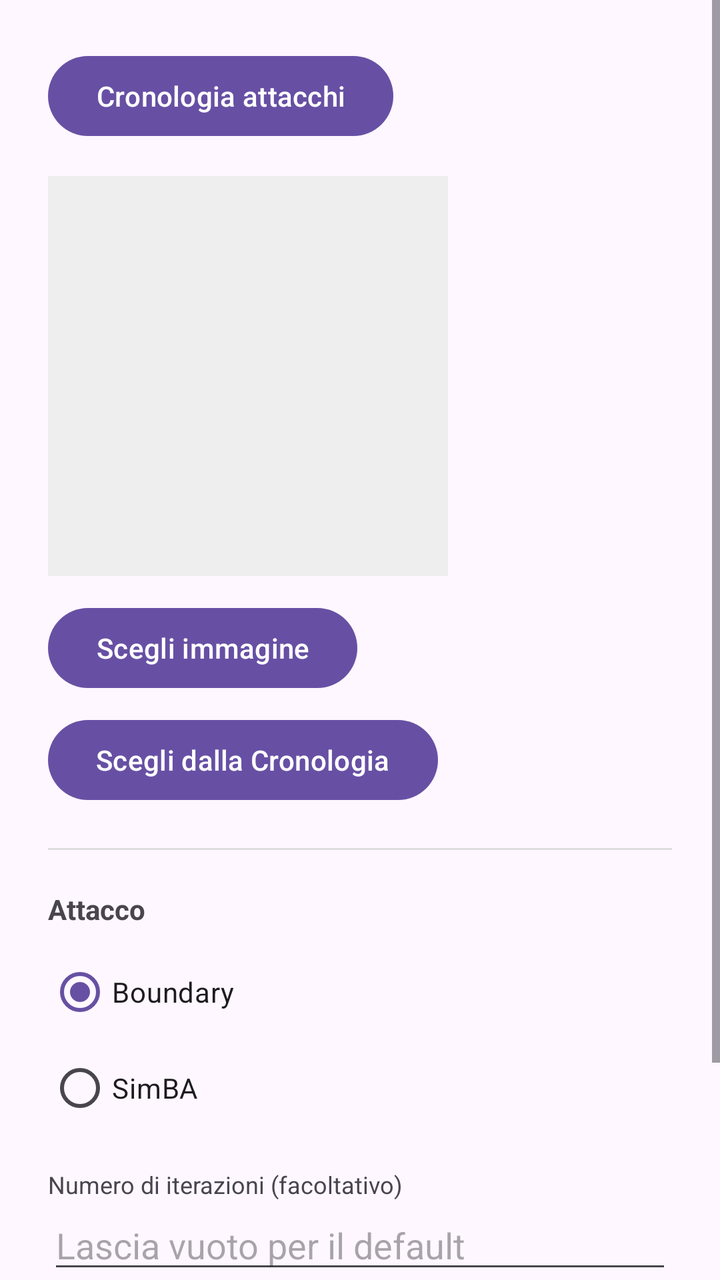
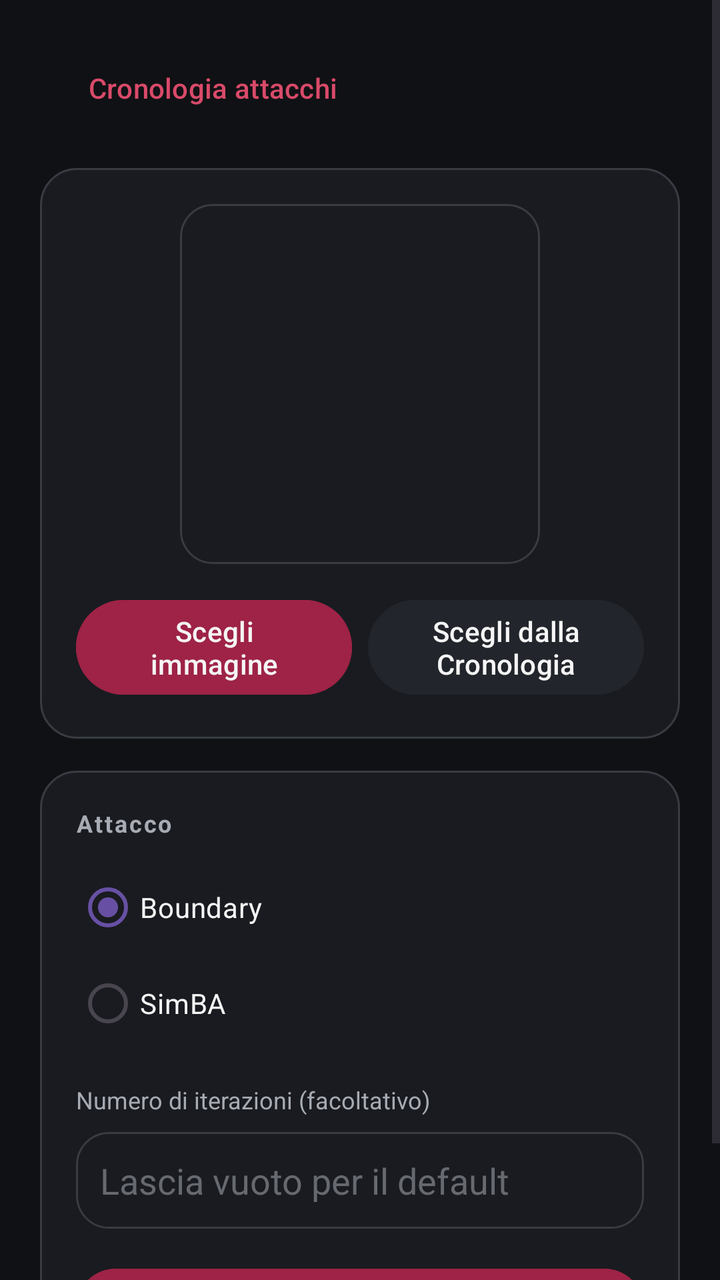

An Android layout rendered at two revisions. The XML below is the earlier revision; the diff shows what the commit changed to produce the second picture.
<!-- AndroidManifest.xml: application theme Theme.MyApp -->
<!-- res/layout/fragment_adversarial_test.xml -->
<?xml version="1.0" encoding="utf-8"?>
<ScrollView xmlns:android="http://schemas.android.com/apk/res/android"
    android:layout_width="match_parent"
    android:layout_height="match_parent">

    <LinearLayout
        android:layout_width="match_parent"
        android:layout_height="wrap_content"
        android:orientation="vertical"
        android:padding="24dp">

        <Button
            android:id="@+id/buttonAdvHistory"
            android:layout_width="wrap_content"
            android:layout_height="wrap_content"
            android:layout_marginBottom="16dp"
            android:text="@string/adv_view_history" />

        <ImageView
            android:id="@+id/imageAdvPreview"
            android:layout_width="200dp"
            android:layout_height="200dp"
            android:background="#EEEEEE"
            android:scaleType="centerCrop"
            android:contentDescription="@string/adv_image_preview_description" />

        <Button
            android:id="@+id/buttonAdvPickImage"
            android:layout_width="wrap_content"
            android:layout_height="wrap_content"
            android:layout_marginTop="12dp"
            android:text="@string/adv_pick_image" />

        <Button
            android:id="@+id/buttonAdvPickFromHistory"
            android:layout_width="wrap_content"
            android:layout_height="wrap_content"
            android:layout_marginTop="8dp"
            android:text="@string/adv_pick_from_history" />

        <View
            android:layout_width="match_parent"
            android:layout_height="1dp"
            android:layout_marginVertical="20dp"
            android:background="#DDDDDD" />

        <TextView
            android:layout_width="wrap_content"
            android:layout_height="wrap_content"
            android:text="@string/adv_section_attack"
            android:textStyle="bold"
            android:textSize="14sp" />

        <RadioGroup
            android:id="@+id/radioGroupAttack"
            android:layout_width="wrap_content"
            android:layout_height="wrap_content"
            android:layout_marginTop="8dp">

            <RadioButton
                android:id="@+id/radioAttackBoundary"
                android:layout_width="wrap_content"
                android:layout_height="wrap_content"
                android:checked="true"
                android:text="@string/adv_attack_boundary" />

            <RadioButton
                android:id="@+id/radioAttackSimba"
                android:layout_width="wrap_content"
                android:layout_height="wrap_content"
                android:text="@string/adv_attack_simba" />

        </RadioGroup>

        <TextView
            android:layout_width="wrap_content"
            android:layout_height="wrap_content"
            android:layout_marginTop="16dp"
            android:text="@string/adv_max_iter_label"
            android:textSize="12sp" />

        <EditText
            android:id="@+id/editMaxIter"
            android:layout_width="match_parent"
            android:layout_height="wrap_content"
            android:inputType="number"
            android:hint="@string/adv_max_iter_hint" />

        <Button
            android:id="@+id/buttonRunAttack"
            android:layout_width="wrap_content"
            android:layout_height="wrap_content"
            android:layout_marginTop="16dp"
            android:text="@string/adv_run_attack" />

        <LinearLayout
            android:id="@+id/layoutAdvProgress"
            android:layout_width="match_parent"
            android:layout_height="wrap_content"
            android:orientation="horizontal"
            android:gravity="center_vertical"
            android:layout_marginTop="12dp"
            android:visibility="gone">

            <ProgressBar
                android:layout_width="24dp"
                android:layout_height="24dp" />

            <TextView
                android:layout_width="wrap_content"
                android:layout_height="wrap_content"
                android:layout_marginStart="12dp"
                android:text="@string/adv_running" />

        </LinearLayout>

        <TextView
            android:id="@+id/textAdvAttackStarted"
            android:layout_width="match_parent"
            android:layout_height="wrap_content"
            android:layout_marginTop="12dp"
            android:textColor="#2E7D32"
            android:visibility="gone" />

        <TextView
            android:id="@+id/textAdvError"
            android:layout_width="match_parent"
            android:layout_height="wrap_content"
            android:layout_marginTop="12dp"
            android:textColor="#C62828"
            android:visibility="gone" />

        <View
            android:layout_width="match_parent"
            android:layout_height="1dp"
            android:layout_marginVertical="20dp"
            android:background="#DDDDDD" />

        <LinearLayout
            android:id="@+id/layoutAdvResult"
            android:layout_width="match_parent"
            android:layout_height="wrap_content"
            android:orientation="vertical"
            android:visibility="gone">

            <TextView
                android:layout_width="wrap_content"
                android:layout_height="wrap_content"
                android:text="@string/adv_section_result"
                android:textStyle="bold"
                android:textSize="14sp" />

            <TextView
                android:id="@+id/textAdvOutcome"
                android:layout_width="wrap_content"
                android:layout_height="wrap_content"
                android:layout_marginTop="8dp"
                android:textSize="16sp"
                android:textStyle="bold" />

            <LinearLayout
                android:layout_width="match_parent"
                android:layout_height="wrap_content"
                android:orientation="horizontal"
                android:layout_marginTop="12dp">

                <LinearLayout
                    android:layout_width="0dp"
                    android:layout_height="wrap_content"
                    android:layout_weight="1"
                    android:orientation="vertical"
                    android:gravity="center_horizontal">

                    <TextView
                        android:layout_width="wrap_content"
                        android:layout_height="wrap_content"
                        android:text="@string/adv_original_label"
                        android:textSize="12sp" />

                    <ImageView
                        android:id="@+id/imageAdvOriginal"
                        android:layout_width="140dp"
                        android:layout_height="140dp"
                        android:layout_marginTop="4dp"
                        android:scaleType="centerCrop"
                        android:clickable="true"
                        android:focusable="true"
                        android:foreground="?attr/selectableItemBackground"
                        android:contentDescription="@string/adv_original_label" />

                    <TextView
                        android:id="@+id/textAdvOriginalLabel"
                        android:layout_width="wrap_content"
                        android:layout_height="wrap_content"
                        android:layout_marginTop="4dp"
                        android:textSize="13sp" />

                </LinearLayout>

                <LinearLayout
                    android:layout_width="0dp"
                    android:layout_height="wrap_content"
                    android:layout_weight="1"
                    android:orientation="vertical"
                    android:gravity="center_horizontal">

                    <TextView
                        android:layout_width="wrap_content"
                        android:layout_height="wrap_content"
                        android:text="@string/adv_adversarial_label" />

                    <ImageView
                        android:id="@+id/imageAdvPerturbed"
                        android:layout_width="140dp"
                        android:layout_height="140dp"
                        android:layout_marginTop="4dp"
                        android:scaleType="centerCrop"
                        android:clickable="true"
                        android:focusable="true"
                        android:foreground="?attr/selectableItemBackground"
                        android:contentDescription="@string/adv_adversarial_label" />

                    <TextView
                        android:id="@+id/textAdvAdversarialLabel"
                        android:layout_width="wrap_content"
                        android:layout_height="wrap_content"
                        android:layout_marginTop="4dp"
                        android:textSize="13sp" />

                </LinearLayout>

            </LinearLayout>

            <TextView
                android:layout_width="wrap_content"
                android:layout_height="wrap_content"
                android:layout_marginTop="20dp"
                android:text="@string/adv_section_probabilities_original"
                android:textStyle="bold"
                android:textSize="13sp" />

            <LinearLayout
                android:id="@+id/containerProbsOriginal"
                android:layout_width="match_parent"
                android:layout_height="wrap_content"
                android:orientation="vertical"
                android:layout_marginTop="8dp" />

            <TextView
                android:layout_width="wrap_content"
                android:layout_height="wrap_content"
                android:layout_marginTop="16dp"
                android:text="@string/adv_section_probabilities_adversarial"
                android:textStyle="bold"
                android:textSize="13sp" />

            <LinearLayout
                android:id="@+id/containerProbsAdversarial"
                android:layout_width="match_parent"
                android:layout_height="wrap_content"
                android:orientation="vertical"
                android:layout_marginTop="8dp" />

        </LinearLayout>

    </LinearLayout>

</ScrollView>
<!-- resources referenced by this layout -->
<resources>
  <string name="adv_adversarial_label">Dopo l\'attacco</string>
  <string name="adv_attack_boundary">Boundary</string>
  <string name="adv_attack_simba">SimBA</string>
  <string name="adv_image_preview_description">Anteprima immagine selezionata</string>
  <string name="adv_max_iter_hint">Lascia vuoto per il default</string>
  <string name="adv_max_iter_label">Numero di iterazioni (facoltativo)</string>
  <string name="adv_original_label">Originale</string>
  <string name="adv_pick_from_history">Scegli dalla Cronologia</string>
  <string name="adv_pick_image">Scegli immagine</string>
  <string name="adv_run_attack">Esegui attacco</string>
  <string name="adv_running">Attacco in corso, può richiedere alcuni minuti…</string>
  <string name="adv_section_attack">Attacco</string>
  <string name="adv_section_probabilities_adversarial">Probabilità dopo l\'attacco</string>
  <string name="adv_section_probabilities_original">Probabilità originali</string>
  <string name="adv_section_result">Risultato</string>
  <string name="adv_view_history">Cronologia attacchi</string>
  <style name="Theme.MyApp" parent="Base.Theme.MyApp" />
  <style name="Base.Theme.MyApp" parent="Theme.Material3.DayNight.NoActionBar">
          
          
      </style>
</resources>

<!-- the commit's change to res/layout/fragment_adversarial_test.xml (unified diff, before → after) -->
@@ -1,97 +1,148 @@
 <?xml version="1.0" encoding="utf-8"?>
 <ScrollView xmlns:android="http://schemas.android.com/apk/res/android"
     android:layout_width="match_parent"
-    android:layout_height="match_parent">
+    android:layout_height="match_parent"
+    android:background="@color/background_main">
 
     <LinearLayout
         android:layout_width="match_parent"
         android:layout_height="wrap_content"
         android:orientation="vertical"
-        android:padding="24dp">
+        android:padding="20dp">
 
         <Button
             android:id="@+id/buttonAdvHistory"
             android:layout_width="wrap_content"
             android:layout_height="wrap_content"
             android:layout_marginBottom="16dp"
+            android:background="@android:color/transparent"
+            android:textColor="@color/primary_light"
             android:text="@string/adv_view_history" />
 
-        <ImageView
-            android:id="@+id/imageAdvPreview"
-            android:layout_width="200dp"
-            android:layout_height="200dp"
-            android:background="#EEEEEE"
-            android:scaleType="centerCrop"
-            android:contentDescription="@string/adv_image_preview_description" />
-
-        <Button
-            android:id="@+id/buttonAdvPickImage"
-            android:layout_width="wrap_content"
-            android:layout_height="wrap_content"
-            android:layout_marginTop="12dp"
-            android:text="@string/adv_pick_image" />
-
-        <Button
-            android:id="@+id/buttonAdvPickFromHistory"
-            android:layout_width="wrap_content"
-            android:layout_height="wrap_content"
-            android:layout_marginTop="8dp"
-            android:text="@string/adv_pick_from_history" />
-
-        <View
-            android:layout_width="match_parent"
-            android:layout_height="1dp"
-            android:layout_marginVertical="20dp"
-            android:background="#DDDDDD" />
-
-        <TextView
-            android:layout_width="wrap_content"
-            android:layout_height="wrap_content"
-            android:text="@string/adv_section_attack"
-            android:textStyle="bold"
-            android:textSize="14sp" />
-
-        <RadioGroup
-            android:id="@+id/radioGroupAttack"
-            android:layout_width="wrap_content"
-            android:layout_height="wrap_content"
-            android:layout_marginTop="8dp">
-
-            <RadioButton
-                android:id="@+id/radioAttackBoundary"
-                android:layout_width="wrap_content"
-                android:layout_height="wrap_content"
-                android:checked="true"
-                android:text="@string/adv_attack_boundary" />
-
-            <RadioButton
-                android:id="@+id/radioAttackSimba"
-                android:layout_width="wrap_content"
-                android:layout_height="wrap_content"
-                android:text="@string/adv_attack_simba" />
-
-        </RadioGroup>
-
-        <TextView
-            android:layout_width="wrap_content"
-            android:layout_height="wrap_content"
-            android:layout_marginTop="16dp"
-            android:text="@string/adv_max_iter_label"
-            android:textSize="12sp" />
-
-        <EditText
-            android:id="@+id/editMaxIter"
-            android:layout_width="match_parent"
-            android:layout_height="wrap_content"
-            android:inputType="number"
-            android:hint="@string/adv_max_iter_hint" />
-
-        <Button
-            android:id="@+id/buttonRunAttack"
-            android:layout_width="wrap_content"
-            android:layout_height="wrap_content"
-            android:layout_marginTop="16dp"
-            android:text="@string/adv_run_attack" />
+        
+
+        <LinearLayout
+            android:layout_width="match_parent"
+            android:layout_height="wrap_content"
+            android:background="@drawable/bg_forensic_card"
+            android:orientation="vertical"
+            android:padding="18dp"
+            android:gravity="center_horizontal">
+
+            <ImageView
+                android:id="@+id/imageAdvPreview"
+                android:layout_width="180dp"
+                android:layout_height="180dp"
+                android:background="@drawable/bg_history_item"
+                android:scaleType="centerCrop"
+                android:contentDescription="@string/adv_image_preview_description" />
+
+            <LinearLayout
+                android:layout_width="match_parent"
+                android:layout_height="wrap_content"
+                android:orientation="horizontal"
+                android:layout_marginTop="14dp">
+
+                <Button
+                    android:id="@+id/buttonAdvPickImage"
+                    android:layout_width="0dp"
+                    android:layout_height="wrap_content"
+                    android:layout_weight="1"
+                    android:layout_marginEnd="4dp"
+                    android:backgroundTint="@color/primary"
+                    android:textColor="@color/text_primary"
+                    android:text="@string/adv_pick_image" />
+
+                <Button
+                    android:id="@+id/buttonAdvPickFromHistory"
+                    android:layout_width="0dp"
+                    android:layout_height="wrap_content"
+                    android:layout_weight="1"
+                    android:layout_marginStart="4dp"
+                    android:backgroundTint="@color/background_surface_2"
+                    android:textColor="@color/text_primary"
+                    android:text="@string/adv_pick_from_history" />
+
+            </LinearLayout>
+
+        </LinearLayout>
+
+        
+
+        <LinearLayout
+            android:layout_width="match_parent"
+            android:layout_height="wrap_content"
+            android:layout_marginTop="16dp"
+            android:background="@drawable/bg_forensic_card"
+            android:orientation="vertical"
+            android:padding="18dp">
+
+            <TextView
+                android:layout_width="wrap_content"
+                android:layout_height="wrap_content"
+                android:text="@string/adv_section_attack"
+                android:textColor="@color/text_secondary"
+                android:textStyle="bold"
+                android:textSize="12sp"
+                android:letterSpacing="0.08" />
+
+            <RadioGroup
+                android:id="@+id/radioGroupAttack"
+                android:layout_width="wrap_content"
+                android:layout_height="wrap_content"
+                android:layout_marginTop="10dp">
+
+                <RadioButton
+                    android:id="@+id/radioAttackBoundary"
+                    android:layout_width="wrap_content"
+                    android:layout_height="wrap_content"
+                    android:checked="true"
+                    android:textColor="@color/text_primary"
+                    android:buttonTint="@color/primary_light"
+                    android:text="@string/adv_attack_boundary" />
+
+                <RadioButton
+                    android:id="@+id/radioAttackSimba"
+                    android:layout_width="wrap_content"
+                    android:layout_height="wrap_content"
+                    android:textColor="@color/text_primary"
+                    android:buttonTint="@color/primary_light"
+                    android:text="@string/adv_attack_simba" />
+
+            </RadioGroup>
+
+            <TextView
+                android:layout_width="wrap_content"
+                android:layout_height="wrap_content"
+                android:layout_marginTop="16dp"
+                android:text="@string/adv_max_iter_label"
+                android:textColor="@color/text_secondary"
+                android:textSize="12sp" />
+
+            <EditText
+                android:id="@+id/editMaxIter"
+                android:layout_width="match_parent"
+                android:layout_height="wrap_content"
+                android:layout_marginTop="8dp"
+                android:background="@drawable/bg_history_item"
+                android:padding="12dp"
+                android:inputType="number"
+                android:textColor="@color/text_primary"
+                android:textColorHint="@color/text_disabled"
+                android:hint="@string/adv_max_iter_hint" />
+
+            <Button
+                android:id="@+id/buttonRunAttack"
+                android:layout_width="match_parent"
+                android:layout_height="wrap_content"
+                android:layout_marginTop="16dp"
+                android:backgroundTint="@color/primary"
+                android:textColor="@color/text_primary"
+                android:text="@string/adv_run_attack" />
+
+        </LinearLayout>
+
+        
 
         <LinearLayout
             android:id="@+id/layoutAdvProgress"
@@ -99,17 +150,19 @@
             android:layout_height="wrap_content"
             android:orientation="horizontal"
             android:gravity="center_vertical"
-            android:layout_marginTop="12dp"
+            android:layout_marginTop="16dp"
             android:visibility="gone">
 
             <ProgressBar
                 android:layout_width="24dp"
-                android:layout_height="24dp" />
+                android:layout_height="24dp"
+                android:indeterminateTint="@color/primary_light" />
 
             <TextView
                 android:layout_width="wrap_content"
                 android:layout_height="wrap_content"
                 android:layout_marginStart="12dp"
+                android:textColor="@color/text_secondary"
                 android:text="@string/adv_running" />
 
         </LinearLayout>
@@ -118,37 +171,38 @@
             android:id="@+id/textAdvAttackStarted"
             android:layout_width="match_parent"
             android:layout_height="wrap_content"
-            android:layout_marginTop="12dp"
-            android:textColor="#2E7D32"
+            android:layout_marginTop="16dp"
+            android:textColor="@color/status_success"
             android:visibility="gone" />
 
         <TextView
             android:id="@+id/textAdvError"
             android:layout_width="match_parent"
             android:layout_height="wrap_content"
-            android:layout_marginTop="12dp"
-            android:textColor="#C62828"
+            android:layout_marginTop="16dp"
+            android:textColor="@color/status_error"
             android:visibility="gone" />
 
-        <View
-            android:layout_width="match_parent"
-            android:layout_height="1dp"
-            android:layout_marginVertical="20dp"
-            android:background="#DDDDDD" />
+        
 
         <LinearLayout
             android:id="@+id/layoutAdvResult"
             android:layout_width="match_parent"
             android:layout_height="wrap_content"
+            android:layout_marginTop="16dp"
+            android:background="@drawable/bg_result_card"
             android:orientation="vertical"
+            android:padding="18dp"
             android:visibility="gone">
 
             <TextView
                 android:layout_width="wrap_content"
                 android:layout_height="wrap_content"
                 android:text="@string/adv_section_result"
+                android:textColor="@color/text_secondary"
                 android:textStyle="bold"
-                android:textSize="14sp" />
+                android:textSize="12sp"
+                android:letterSpacing="0.08" />
 
             <TextView
                 android:id="@+id/textAdvOutcome"
@@ -162,7 +216,7 @@
                 android:layout_width="match_parent"
                 android:layout_height="wrap_content"
                 android:orientation="horizontal"
-                android:layout_marginTop="12dp">
+                android:layout_marginTop="14dp">
 
                 <LinearLayout
                     android:layout_width="0dp"
@@ -175,13 +229,15 @@
                         android:layout_width="wrap_content"
                         android:layout_height="wrap_content"
                         android:text="@string/adv_original_label"
+                        android:textColor="@color/text_secondary"
                         android:textSize="12sp" />
 
                     <ImageView
                         android:id="@+id/imageAdvOriginal"
                         android:layout_width="140dp"
                         android:layout_height="140dp"
-                        android:layout_marginTop="4dp"
+                        android:layout_marginTop="6dp"
+                        android:background="@color/background_surface_2"
                         android:scaleType="centerCrop"
                         android:clickable="true"
                         android:focusable="true"
@@ -192,8 +248,10 @@
                         android:id="@+id/textAdvOriginalLabel"
                         android:layout_width="wrap_content"
                         android:layout_height="wrap_content"
-                        android:layout_marginTop="4dp"
-                        android:textSize="13sp" />
+                        android:layout_marginTop="6dp"
+                        android:textColor="@color/text_primary"
+                        android:textSize="13sp"
+                        android:textStyle="bold" />
 
                 </LinearLayout>
 
@@ -207,13 +265,16 @@
                     <TextView
                         android:layout_width="wrap_content"
                         android:layout_height="wrap_content"
-                        android:text="@string/adv_adversarial_label" />
+                        android:text="@string/adv_adversarial_label"
+                        android:textColor="@color/text_secondary"
+                        android:textSize="12sp" />
 
                     <ImageView
                         android:id="@+id/imageAdvPerturbed"
                         android:layout_width="140dp"
                         android:layout_height="140dp"
-                        android:layout_marginTop="4dp"
+                        android:layout_marginTop="6dp"
+                        android:background="@color/background_surface_2"
                         android:scaleType="centerCrop"
                         android:clickable="true"
                         android:focusable="true"
@@ -224,8 +285,10 @@
                         android:id="@+id/textAdvAdversarialLabel"
                         android:layout_width="wrap_content"
                         android:layout_height="wrap_content"
-                        android:layout_marginTop="4dp"
-                        android:textSize="13sp" />
+                        android:layout_marginTop="6dp"
+                        android:textColor="@color/primary_light"
+                        android:textSize="13sp"
+                        android:textStyle="bold" />
 
                 </LinearLayout>
 
@@ -234,32 +297,36 @@
             <TextView
                 android:layout_width="wrap_content"
                 android:layout_height="wrap_content"
-                android:layout_marginTop="20dp"
+                android:layout_marginTop="22dp"
                 android:text="@string/adv_section_probabilities_original"
+                android:textColor="@color/text_secondary"
                 android:textStyle="bold"
-                android:textSize="13sp" />
+                android:textSize="12sp"
+                android:letterSpacing="0.08" />
 
             <LinearLayout
                 android:id="@+id/containerProbsOriginal"
                 android:layout_width="match_parent"
                 android:layout_height="wrap_content"
                 android:orientation="vertical"
-                android:layout_marginTop="8dp" />
-
-            <TextView
-                android:layout_width="wrap_content"
-                android:layout_height="wrap_content"
-                android:layout_marginTop="16dp"
+                android:layout_marginTop="10dp" />
+
+            <TextView
+                android:layout_width="wrap_content"
+                android:layout_height="wrap_content"
+                android:layout_marginTop="18dp"
                 android:text="@string/adv_section_probabilities_adversarial"
+                android:textColor="@color/text_secondary"
                 android:textStyle="bold"
-                android:textSize="13sp" />
+                android:textSize="12sp"
+                android:letterSpacing="0.08" />
 
             <LinearLayout
                 android:id="@+id/containerProbsAdversarial"
                 android:layout_width="match_parent"
                 android:layout_height="wrap_content"
                 android:orientation="vertical"
-                android:layout_marginTop="8dp" />
+                android:layout_marginTop="10dp" />
 
         </LinearLayout>
 
<!-- resource entries referenced after the edit -->
@@ -1,5 +1,56 @@
 <!-- resources referenced by this layout -->
 <resources>
+  <color name="background_main">#101114</color>
+  <color name="background_surface_2">#22252B</color>
+  <color name="primary">#9E2346</color>
+  <color name="primary_light">#D94A6A</color>
+  <color name="status_error">#F87171</color>
+  <color name="status_success">#4ADE80</color>
+  <color name="text_disabled">#666970</color>
+  <color name="text_primary">#F5F5F5</color>
+  <color name="text_secondary">#A7ABB3</color>
+  <!-- drawable bg_forensic_card (drawable) -->
+  <?xml version="1.0" encoding="utf-8"?>
+  <shape xmlns:android="http://schemas.android.com/apk/res/android"
+      android:shape="rectangle">
+  
+      <solid android:color="@color/background_surface" />
+  
+      <corners android:radius="18dp" />
+  
+      <stroke
+          android:width="1dp"
+          android:color="@color/border" />
+  
+  </shape>
+  <!-- drawable bg_history_item (drawable) -->
+  <?xml version="1.0" encoding="utf-8"?>
+  <shape xmlns:android="http://schemas.android.com/apk/res/android"
+      android:shape="rectangle">
+  
+      <solid android:color="@color/background_surface" />
+  
+      <corners android:radius="16dp" />
+  
+      <stroke
+          android:width="1dp"
+          android:color="@color/border" />
+  
+  </shape>
+  <!-- drawable bg_result_card (drawable) -->
+  <?xml version="1.0" encoding="utf-8"?>
+  <shape xmlns:android="http://schemas.android.com/apk/res/android"
+      android:shape="rectangle">
+  
+      <solid android:color="@color/background_surface" />
+  
+      <corners android:radius="18dp" />
+  
+      <stroke
+          android:width="1dp"
+          android:color="@color/border_primary" />
+  
+  </shape>
   <string name="adv_adversarial_label">Dopo l\'attacco</string>
   <string name="adv_attack_boundary">Boundary</string>
   <string name="adv_attack_simba">SimBA</string>
@@ -17,6 +68,9 @@
   <string name="adv_section_result">Risultato</string>
   <string name="adv_view_history">Cronologia attacchi</string>
   <style name="Theme.MyApp" parent="Base.Theme.MyApp" />
+  <color name="background_surface">#191B20</color>
+  <color name="border">#383B42</color>
+  <color name="border_primary">#7D1C39</color>
   <style name="Base.Theme.MyApp" parent="Theme.Material3.DayNight.NoActionBar">
           
           
